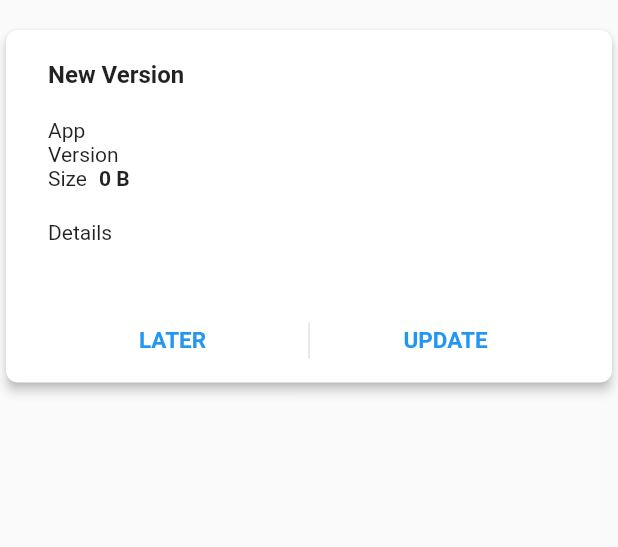
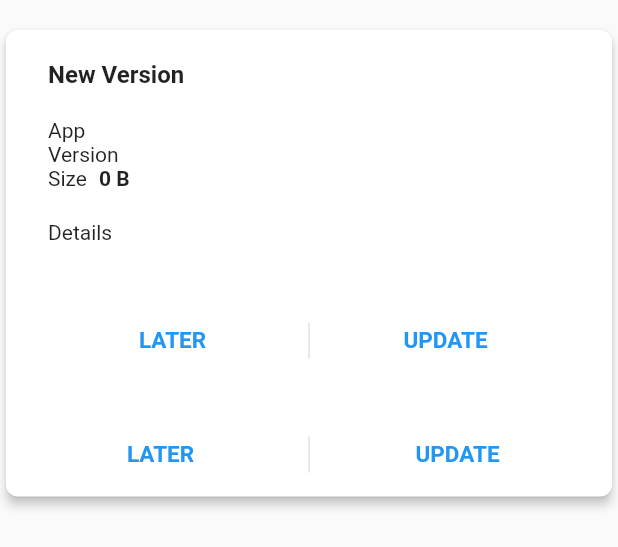
Before and after one commit to darkang3lz92/huawei_in_app_update, a Flutter app: the UpdateDialog widget shown alone on an empty page, opened directly with empty values, on a phone screen of 412 x 824 dp. Shown: the top 547 px of the screen. Run offline on Flutter 3.47's test engine with Material 2 defaults, Android fonts, the phone set to English and light mode, and no system bars.

Commit message:
ui adjustment

```diff
--- a/lib/huawei_in_app_update.dart
+++ b/lib/huawei_in_app_update.dart
@@ -253,7 +253,10 @@ class UpdateDialog extends StatelessWidget {
                   borderRadius: BorderRadius.circular(8.0),
                 ),
                 clipBehavior: Clip.hardEdge,
-                child: Container(
+                child: Column(
+                  crossAxisAlignment: CrossAxisAlignment.stretch,
+                  children: [
+                    Padding(
                       padding: const EdgeInsets.symmetric(horizontal: 28.0),
                       child: Column(
                         crossAxisAlignment: CrossAxisAlignment.stretch,
@@ -296,6 +299,13 @@ class UpdateDialog extends StatelessWidget {
                           _buildButtons(context)
                         ],
                       ),
+                    ),
+                    const SizedBox(height: 20.0),
+                    Padding(
+                      padding: const EdgeInsets.symmetric(horizontal: 12.0),
+                      child: _buildButtons(context),
+                    ),
+                  ],
                 ),
               ),
             ),
```
Lines whose indentation alone changed are shown as unchanged.
